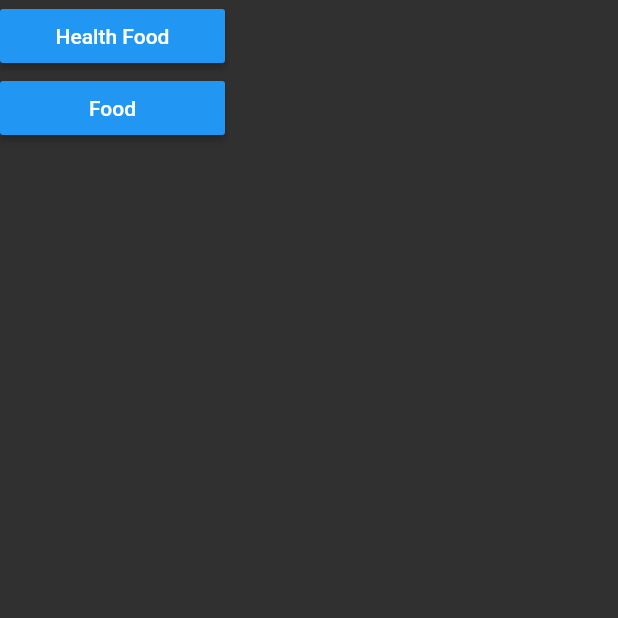
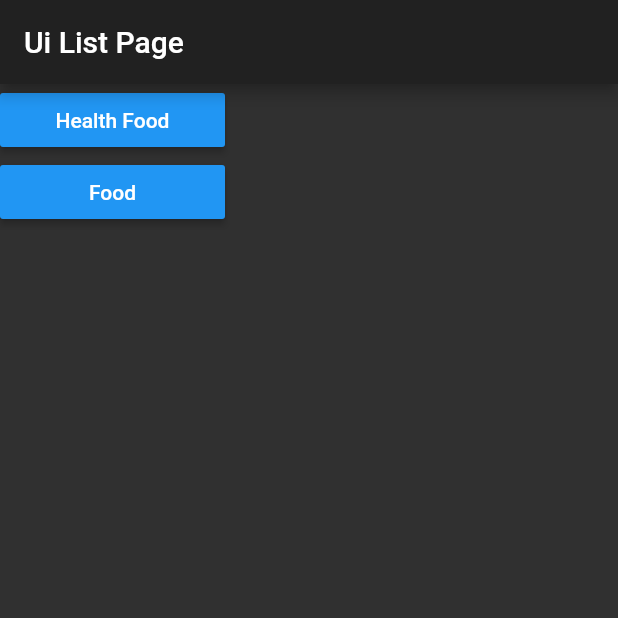
Before and after one commit to lmadhuranga/flutter-uis, a Flutter app: the screen it shows after launch, on a phone screen of 412 x 824 dp, the top half of it. Run offline on Flutter 3.47's test engine with Material 2 defaults, Android fonts, the phone set to English and light mode, and no system bars; our stand-ins replace google_fonts, smooth_star_rating; project files that could hold a hidden picture were left out.

Commit message:
Added app bar

```diff
--- a/lib/HomePage.dart
+++ b/lib/HomePage.dart
@@ -15,6 +15,9 @@ class HomePage extends StatelessWidget {
         brightness: Brightness.dark,
       ),
       home: Scaffold(
+        appBar: AppBar(
+          title: const Text('Ui List Page'),
+        ),
         body: SingleChildScrollView(
           child: Column(
             children: [
```
